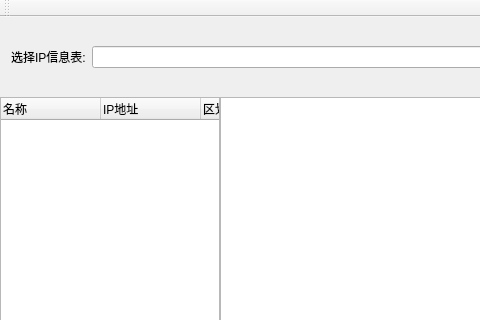
Before: the Qt Designer form CapManager/ui/mainwindow.ui in longcp/CapManager, drawn with Qt 5; both pictures show x 0 to 480 and y 0 to 320 of the 1053 by 720 pixel window.
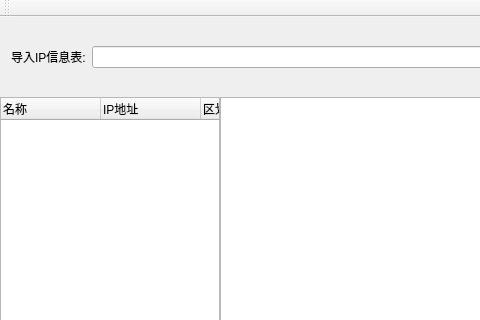
After: the same form once the commit is applied.

```diff
--- a/CapManager/ui/mainwindow.ui
+++ b/CapManager/ui/mainwindow.ui
@@ -48,7 +48,7 @@
        <item>
         <widget class="QLabel" name="label">
          <property name="text">
-          <string>选择IP信息表:</string>
+          <string>导入IP信息表:</string>
          </property>
         </widget>
        </item>
```
